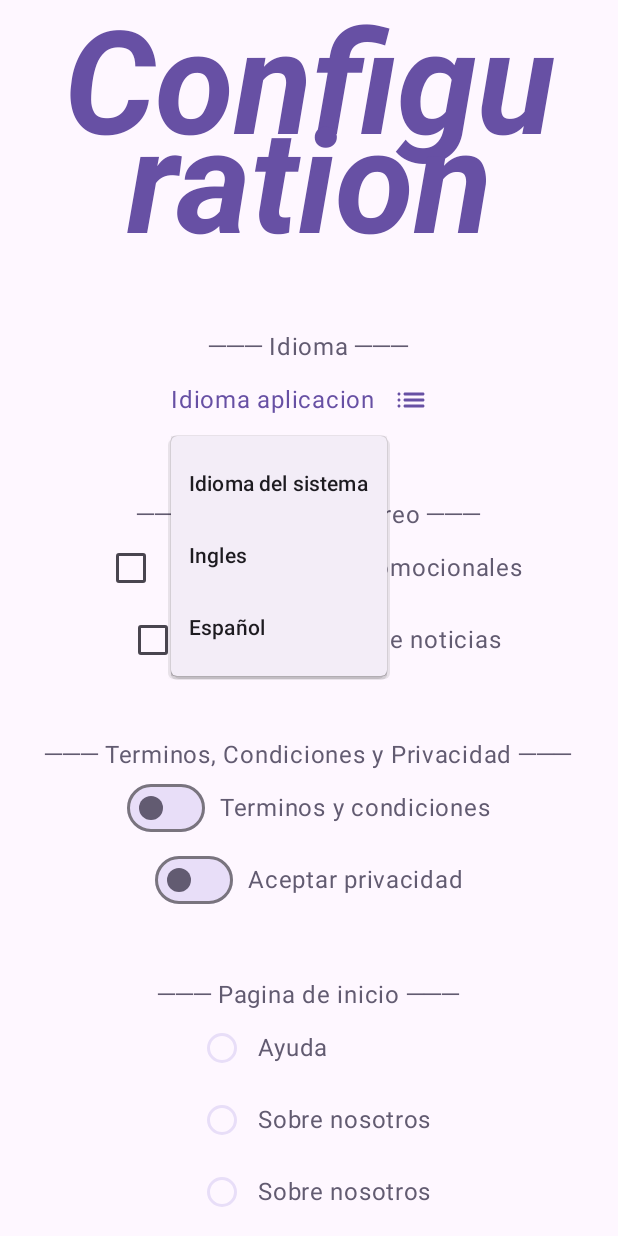
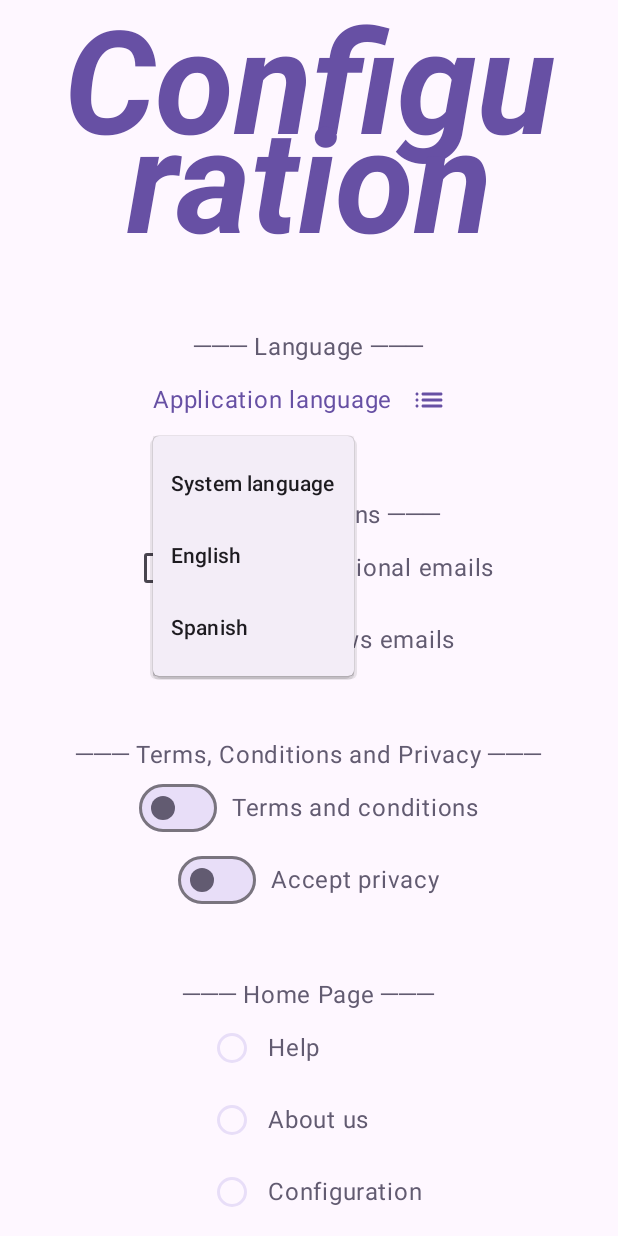
Before and after one commit to Adricarmona/ProyectoMoviles, an Android app built with Jetpack Compose: the screen it shows after launch (MainActivity), after a tap on "Icono lista de idiomas", on a phone screen of 412 x 824 dp. Run offline under Robolectric (Android 15) with nearby library versions, the light colour scheme and no system bars.

Commit message:
los strings

```diff
--- a/app/src/main/java/com/example/proyectomoviles/Configuracion.kt
+++ b/app/src/main/java/com/example/proyectomoviles/Configuracion.kt
@@ -87,7 +87,7 @@ fun configuracion() {
          */
         Spacer(modifier = Modifier.height(40.dp))
         Text(
-            text = "─── Idioma ───",
+            text = context.getString(R.string.IdiomaEstetico),
             color = MaterialTheme.colorScheme.secondary,
         )
         Row(
@@ -95,7 +95,7 @@ fun configuracion() {
 
         ) {
             Text(
-                text = "Idioma aplicacion",
+                text = context.getString(R.string.Idioma_aplicacion),
                 color = MaterialTheme.colorScheme.primary)
             IconButton(
                 onClick = {
@@ -115,7 +115,7 @@ fun configuracion() {
                 }
             ) {
                 DropdownMenuItem(
-                    text = {Text("Idioma del sistema")},
+                    text = {Text(context.getString(R.string.Idioma_del_sistema))},
                     onClick = {
                         toastAleatorio(context)
                         idioma.value = "Idioma del sistema"
@@ -123,7 +123,7 @@ fun configuracion() {
                 )
 
                 DropdownMenuItem(
-                    text = {Text("Ingles")},
+                    text = {Text(context.getString(R.string.Ingles))},
                     onClick = {
                         toastAleatorio(context)
                         idioma.value = "Ingles"
@@ -132,7 +132,7 @@ fun configuracion() {
                 )
 
                 DropdownMenuItem(
-                    text = {Text("Español")},
+                    text = {Text(context.getString(R.string.Español))},
                     onClick = {
                         toastAleatorio(context)
                         idioma.value = "Ingles"
@@ -147,15 +147,15 @@ fun configuracion() {
          */
         Spacer(modifier = Modifier.height(40.dp))
         Text(
-            text = "─── Opciones de correo ───",
+            text = context.getString(R.string.OpcionesDeCorreoEstetico),
             color = MaterialTheme.colorScheme.secondary,
         )
         CheckboxYTexto(
-            "Enviar correos promocionales",
+            context.getString(R.string.EnviarCorreosPromocionales),
             subscribirseCorreosPromocionales
         )
         CheckboxYTexto(
-            "Enviar correos de noticias",
+            context.getString(R.string.EnviarCorreosDeNoticias),
             subscribirseCorreosNoticias
         )
 
@@ -164,15 +164,15 @@ fun configuracion() {
          */
         Spacer(modifier = Modifier.height(40.dp))
         Text(
-            text = "─── Terminos, Condiciones y Privacidad ───",
+            text = context.getString(R.string.TerminosCondicionesPrivacidadEstetico),
             color = MaterialTheme.colorScheme.secondary,
         )
         SwitchYTexto(
-            "Terminos y condiciones",
+            context.getString(R.string.TerminosYCondiciones),
             terminosCondiciones
         )
         SwitchYTexto(
-            "Aceptar privacidad",
+            context.getString(R.string.AceptarPrivacidad),
             privacidad
         )
 
@@ -181,11 +181,12 @@ fun configuracion() {
          */
         Spacer(modifier = Modifier.height(40.dp))
         Text(
-            text = "─── Pagina de inicio ───",
+            text = context.getString(R.string.PaginaDeInicioEstetica),
             color = MaterialTheme.colorScheme.secondary,
         )
 
         radioGroupASC(
+            context,
             ayuda,
             sobreNosotros,
             configuracion
@@ -211,7 +212,7 @@ fun configuracion() {
                     configuracionPagina = configuracion.value,)
             }
         }) {
-            Text("guardar")
+            Text(context.getString(R.string.Guardar))
         }
     }
 }
@@ -222,15 +223,15 @@ fun configuracion() {
 
 fun aceptaPrivacidad(context: Context,terminos: Boolean, privacidad: Boolean){
     if (terminos == privacidad && terminos == true) {
-        Toast.makeText(context, "Aceptado correctamente ambos", Toast.LENGTH_LONG).show();
+        Toast.makeText(context, context.getString(R.string.AceptadoCorrectamenteAmbos), Toast.LENGTH_LONG).show();
     } else {
-        Toast.makeText(context, "Denegado ambos apartados", Toast.LENGTH_LONG).show();
+        Toast.makeText(context, context.getString(R.string.DenegadoAmbosApartados), Toast.LENGTH_LONG).show();
     }
 
 }
 
 fun toastAleatorio(context: Context){
-    Toast.makeText(context, "funciona el onClick", Toast.LENGTH_SHORT).show();
+    Toast.makeText(context, context.getString(R.string.FuncionaElOnClick), Toast.LENGTH_SHORT).show();
 }
 
 
@@ -240,6 +241,7 @@ fun toastAleatorio(context: Context){
 
 @Composable
 fun radioGroupASC(
+    context: Context,
     ayuda: MutableState<Boolean>,
     sobreNosotros: MutableState<Boolean>,
     configuracion: MutableState<Boolean>
@@ -266,7 +268,7 @@ fun radioGroupASC(
                     )
                 )
                 Text(
-                    text = "Ayuda",
+                    text = context.getString(R.string.Ayuda),
                     color = MaterialTheme.colorScheme.secondary,
                 )
             }
@@ -289,7 +291,7 @@ fun radioGroupASC(
                     )
                 )
                 Text(
-                    text = "Sobre nosotros",
+                    text = context.getString(R.string.SobreNosotros),
                     color = MaterialTheme.colorScheme.secondary,
                 )
             }
@@ -312,7 +314,7 @@ fun radioGroupASC(
                     )
                 )
                 Text(
-                    text = "Sobre nosotros",
+                    text = context.getString(R.string.Configuracion),
                     color = MaterialTheme.colorScheme.secondary,
                 )
             }
--- a/app/src/main/res/values/strings.xml
+++ b/app/src/main/res/values/strings.xml
@@ -1,7 +1,25 @@
 <resources>
-    <string name="app_name">EcoRing</string>
+    <string name="app_name" translatable="false">EcoRing</string>
     <string name="AcercaDe">About us</string>
     <string name="AplicacionCreada">Application created by:</string>
     <string name="TrabajoDeMoviles">Work on multimedia programming and mobile devices, application on types of vehicle tires</string>
     <string name="Configuracion">Configuration</string>
+    <string name="IdiomaEstetico">─── Language ───</string>
+    <string name="Idioma_aplicacion">Application language</string>
+    <string name="Idioma_del_sistema">System language</string>
+    <string name="Ingles">English</string>
+    <string name="Español">Spanish</string>
+    <string name="OpcionesDeCorreoEstetico">─── Mail Options ───</string>
+    <string name="EnviarCorreosPromocionales">Send promotional emails</string>
+    <string name="EnviarCorreosDeNoticias">Send news emails</string>
+    <string name="TerminosCondicionesPrivacidadEstetico">─── Terms, Conditions and Privacy ───</string>
+    <string name="TerminosYCondiciones">Terms and conditions</string>
+    <string name="AceptarPrivacidad">Accept privacy</string>
+    <string name="PaginaDeInicioEstetica">─── Home Page ───</string>
+    <string name="Guardar">save</string>
+    <string name="AceptadoCorrectamenteAmbos">Accepted both correctly</string>
+    <string name="DenegadoAmbosApartados">Both sections denied</string>
+    <string name="FuncionaElOnClick">onClick works</string>
+    <string name="Ayuda">Help</string>
+    <string name="SobreNosotros">About us</string>
 </resources>
```
Also changed, not shown: 1 other file.
